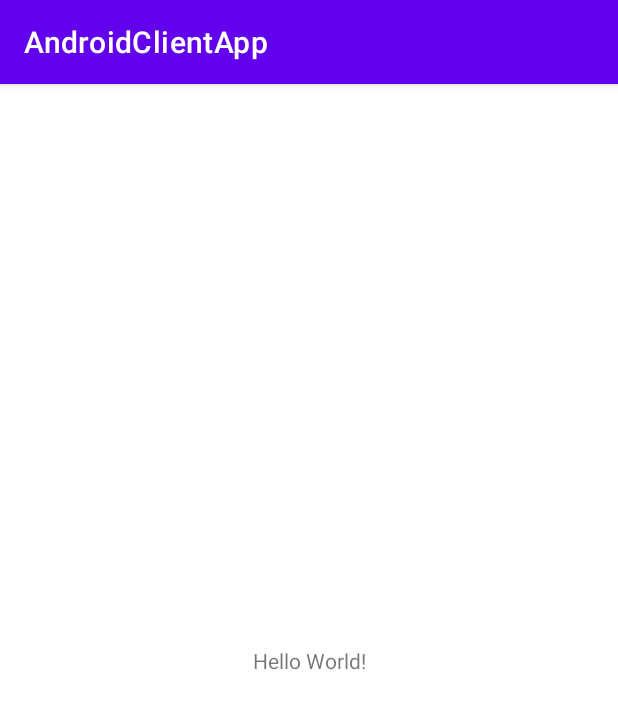
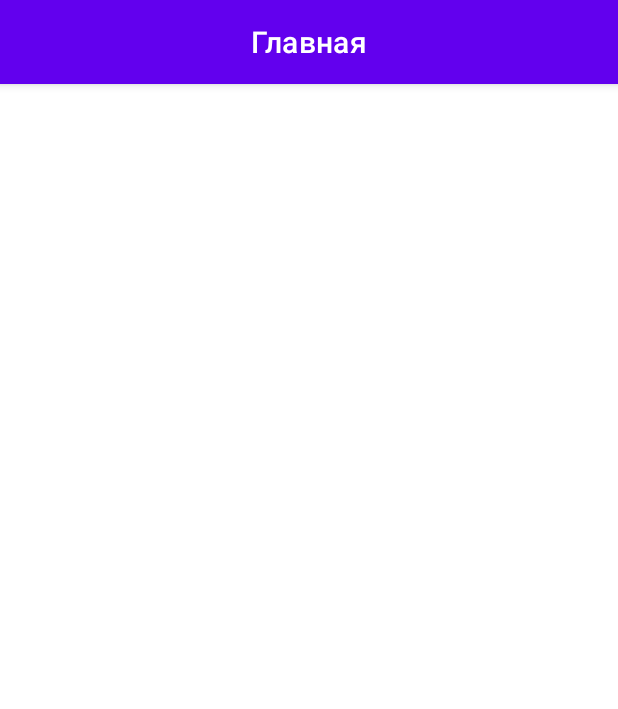
Before and after one commit to ShulV/Rest-API-currency-service, an Android app: the screen it shows after launch (MainActivity), on a phone screen of 412 x 824 dp. Shown: the top 709 px of the screen. Run offline under Robolectric (Android 15) with nearby library versions, the phone set to English and light mode, and no system bars.

Commit message:
Добавлен свой Toolbar

```diff
--- a/android-client/app/src/main/java/com/practice/androidclientapp/MainActivity.java
+++ b/android-client/app/src/main/java/com/practice/androidclientapp/MainActivity.java
@@ -3,6 +3,8 @@ package com.practice.androidclientapp;
 import androidx.appcompat.app.AppCompatActivity;
 
 import android.os.Bundle;
+
+import com.google.android.material.appbar.MaterialToolbar;
 
 public class MainActivity extends AppCompatActivity {
 
@@ -10,5 +12,10 @@ public class MainActivity extends AppCompatActivity {
     protected void onCreate(Bundle savedInstanceState) {
         super.onCreate(savedInstanceState);
         setContentView(R.layout.activity_main);
+        // Создание своего тулбара и установка центрированного текста.
+        MaterialToolbar materialToolbar = findViewById(R.id.toolbar);
+        materialToolbar.setTitle(R.string.text_MainForm);
+        materialToolbar.setTitleCentered(true);
+        setSupportActionBar(materialToolbar);
     }
 }
--- a/android-client/app/src/main/res/layout/activity_main.xml
+++ b/android-client/app/src/main/res/layout/activity_main.xml
@@ -1,18 +1,12 @@
 <?xml version="1.0" encoding="utf-8"?>
-<androidx.constraintlayout.widget.ConstraintLayout xmlns:android="http://schemas.android.com/apk/res/android"
-    xmlns:app="http://schemas.android.com/apk/res-auto"
+<RelativeLayout xmlns:android="http://schemas.android.com/apk/res/android"
     xmlns:tools="http://schemas.android.com/tools"
     android:layout_width="match_parent"
     android:layout_height="match_parent"
     tools:context=".MainActivity">
 
-    <TextView
-        android:layout_width="wrap_content"
-        android:layout_height="wrap_content"
-        android:text="Hello World!"
-        app:layout_constraintBottom_toBottomOf="parent"
-        app:layout_constraintLeft_toLeftOf="parent"
-        app:layout_constraintRight_toRightOf="parent"
-        app:layout_constraintTop_toTopOf="parent" />
+    <include
+        android:id="@+id/toolbar"
+        layout="@layout/toolbar" />
 
-</androidx.constraintlayout.widget.ConstraintLayout>
+</RelativeLayout>
--- /dev/null
+++ b/android-client/app/src/main/res/layout/toolbar.xml
@@ -0,0 +1,9 @@
+<?xml version="1.0" encoding="utf-8"?>
+<com.google.android.material.appbar.MaterialToolbar xmlns:android="http://schemas.android.com/apk/res/android"
+    android:layout_width="match_parent"
+    android:layout_height="wrap_content"
+    android:background="@color/design_default_color_primary"
+    android:elevation="4dp"
+    android:theme="@style/ThemeOverlay.AppCompat.Dark.ActionBar">
+
+</com.google.android.material.appbar.MaterialToolbar>
--- a/android-client/app/src/main/res/values/strings.xml
+++ b/android-client/app/src/main/res/values/strings.xml
@@ -1,4 +1,6 @@
 <resources>
     <string name="app_name">AndroidClientApp</string>
     <string name="server_url">http://192.168.1.4:8080</string>
+    <string name="text_MainForm">Главная</string>
+    <string name="textView_gettingCurrencyForPeriod">Получение валюты за период</string>
 </resources>
--- a/android-client/app/src/main/res/values/themes.xml
+++ b/android-client/app/src/main/res/values/themes.xml
@@ -1,6 +1,6 @@
 <resources xmlns:tools="http://schemas.android.com/tools">
     <!-- Base application theme. -->
-    <style name="Theme.AndroidClientApp" parent="Theme.MaterialComponents.DayNight.DarkActionBar">
+    <style name="Theme.AndroidClientApp" parent="Theme.MaterialComponents.DayNight.NoActionBar">
         <!-- Primary brand color. -->
         <item name="colorPrimary">@color/purple_500</item>
         <item name="colorPrimaryVariant">@color/purple_700</item>
```
